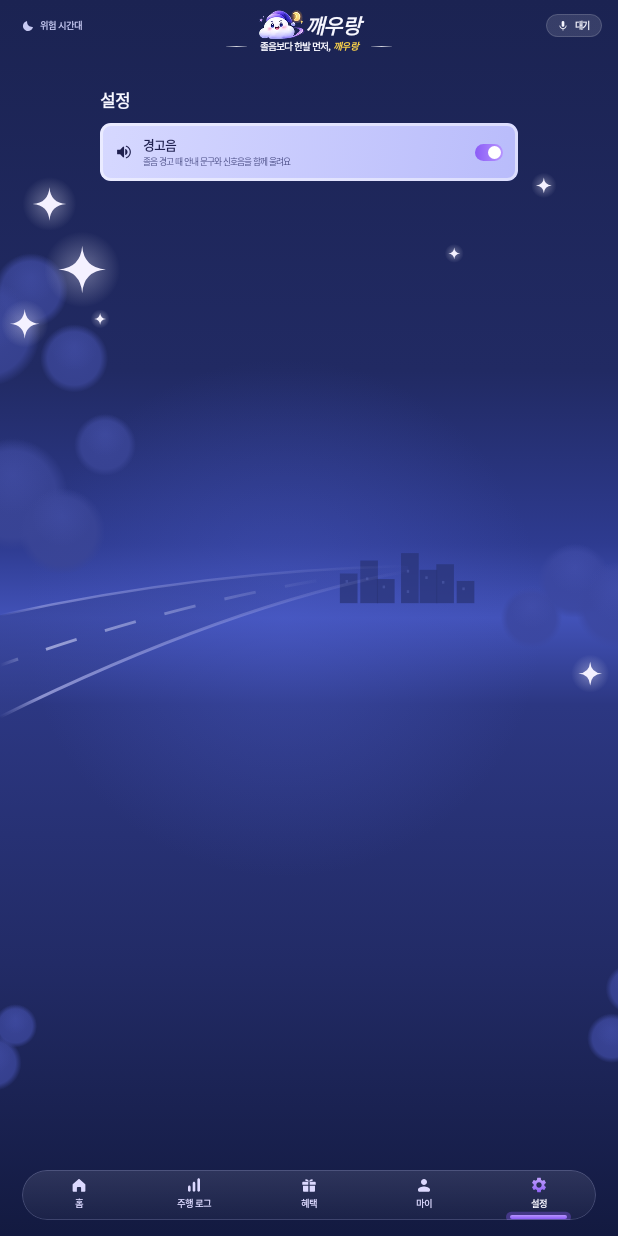
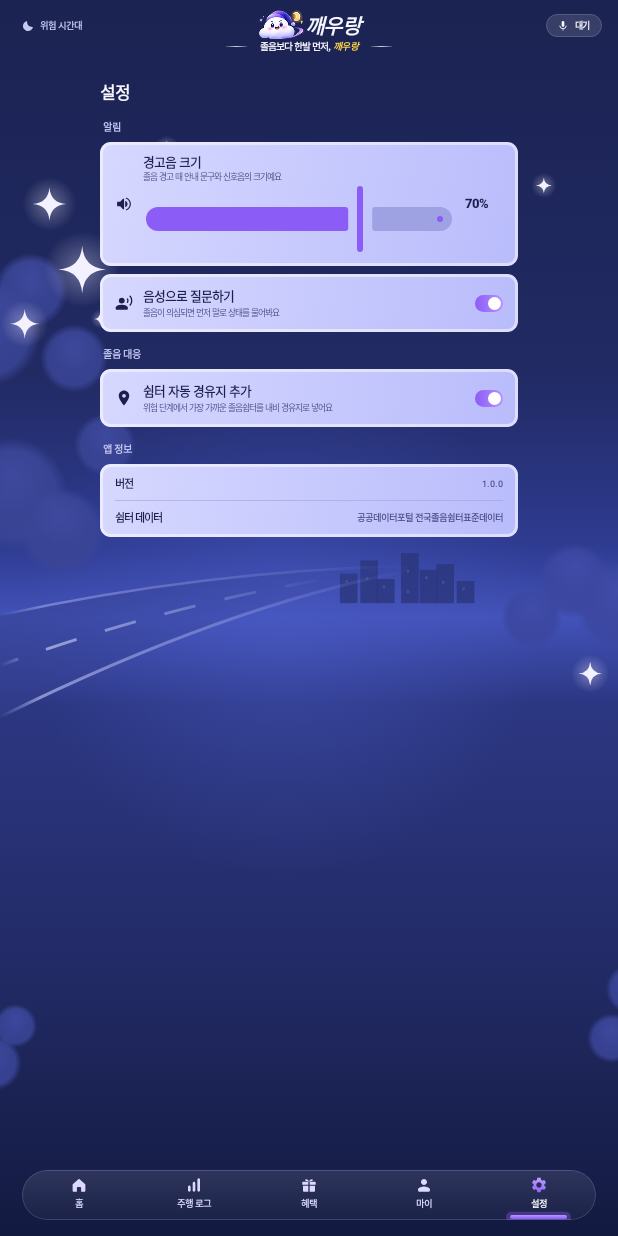
Before and after one commit to Sleep-Reaper/KkaeU-rang, an Android app built with Jetpack Compose: the @Preview function PreviewSplitHome, item 5 of the bottom bar chosen, on a phone screen of 412 x 824 dp. Run offline under Robolectric (Android 15) with nearby library versions, the phone set to English and light mode, and no system bars.

Commit message:
feat: 마이·설정 탭 임시 화면 추가

```diff
--- a/app/src/main/java/com/sleepreaper/kkaeurang/ui/screens/KkaeuApp.kt
+++ b/app/src/main/java/com/sleepreaper/kkaeurang/ui/screens/KkaeuApp.kt
@@ -164,7 +164,7 @@ private fun MainFrame(
                 KkaeuTab.DRIVE_LOG -> DriveLogTab(state.driveLog)
                 KkaeuTab.BENEFITS -> BenefitsTab(state.totalPoints, state.benefits)
                 KkaeuTab.SETTINGS -> SettingsTab(state.warningSoundOn, actions::onToggleWarningSound)
-                KkaeuTab.MY -> ComingSoonTab(tab)
+                KkaeuTab.MY -> MyTab()
             }
             // 창문·찬바람 안내 ("창문을 조금 열었어요", "원래대로 닫았어요"): 어느 탭에서든 본문 맨 아래에 잠깐.
             // 홈에서는 "현재 주행 로그" 카드 글씨를 가리지 않도록 카드와 하단 탭 사이 빈 곳에 걸치게 둔다
--- a/app/src/main/java/com/sleepreaper/kkaeurang/ui/screens/TabScreens.kt
+++ b/app/src/main/java/com/sleepreaper/kkaeurang/ui/screens/TabScreens.kt
@@ -1,17 +1,28 @@
 package com.sleepreaper.kkaeurang.ui.screens
 
+import androidx.annotation.DrawableRes
 import androidx.compose.foundation.layout.Arrangement
 import androidx.compose.foundation.layout.Column
 import androidx.compose.foundation.layout.Row
 import androidx.compose.foundation.layout.Spacer
 import androidx.compose.foundation.layout.fillMaxSize
+import androidx.compose.foundation.layout.fillMaxWidth
 import androidx.compose.foundation.layout.height
 import androidx.compose.foundation.layout.padding
 import androidx.compose.foundation.layout.width
 import androidx.compose.foundation.layout.wrapContentWidth
+import androidx.compose.foundation.rememberScrollState
 import androidx.compose.foundation.selection.toggleable
+import androidx.compose.foundation.verticalScroll
+import androidx.compose.material3.Slider
+import androidx.compose.material3.SliderDefaults
 import androidx.compose.material3.Text
 import androidx.compose.runtime.Composable
+import androidx.compose.runtime.getValue
+import androidx.compose.runtime.mutableFloatStateOf
+import androidx.compose.runtime.mutableStateOf
+import androidx.compose.runtime.remember
+import androidx.compose.runtime.setValue
 import androidx.compose.ui.Alignment
 import androidx.compose.ui.Modifier
 import androidx.compose.ui.graphics.Brush
@@ -19,6 +30,7 @@ import androidx.compose.ui.graphics.Color
 import androidx.compose.ui.res.stringResource
 import androidx.compose.ui.semantics.Role
 import com.sleepreaper.kkaeurang.R
+import com.sleepreaper.kkaeurang.ui.components.CardRule
 import com.sleepreaper.kkaeurang.ui.components.KGradientIcon
 import com.sleepreaper.kkaeurang.ui.components.KIcon
 import com.sleepreaper.kkaeurang.ui.components.KkaeuSwitch
@@ -50,37 +62,160 @@ fun ComingSoonTab(tab: KkaeuTab, modifier: Modifier = Modifier) {
     }
 }
 
-/** 설정 탭: 지금은 경고음 켜고 끄기 하나 */
+/**
+ * 설정 탭.
+ *
+ * [알림] 경고음 크기 · 음성으로 질문하기
+ * [졸음 대응] 쉼터 자동 경유지 추가
+ * [앱 정보] 버전 · 쉼터 데이터 출처
+ *
+ * 경고음 켜고 끄기는 헤더 토글([warningSoundOn])에서 한다. 꺼져 있으면 크기 조절을 막는다.
+ * TODO(voice): 경고음 크기는 아직 화면에서만 바뀐다. 음성 모듈에 음량 설정이 생기면 연결한다.
+ * TODO(state): 음성 질문·쉼터 자동 추가 토글도 화면에서만 바뀐다 (탭을 나갔다 오면 처음 값으로).
+ */
 @Composable
 fun SettingsTab(warningSoundOn: Boolean, onToggleWarningSound: () -> Unit, modifier: Modifier = Modifier) {
     val d = LocalDesign.current
+    var volume by remember { mutableFloatStateOf(0.7f) }
+    var voiceAsk by remember { mutableStateOf(true) }
+    var autoRestStop by remember { mutableStateOf(true) }
+
     Column(
         modifier = modifier
             .fillMaxSize()
+            .verticalScroll(rememberScrollState())
             .wrapContentWidth()
             .width(d.dp(1000))
-            .padding(vertical = d.dp(60)),
-        verticalArrangement = Arrangement.spacedBy(d.dp(24)),
+            .padding(vertical = d.dp(40)),
+        verticalArrangement = Arrangement.spacedBy(d.dp(18)),
     ) {
         Text(stringResource(R.string.tab_settings), style = d.text(40, W.ExtraBold, KkaeuColors.TextPrimary))
+
+        SettingsSection("알림")
+        VolumeRow(
+            volume = volume,
+            enabled = warningSoundOn,
+            onVolumeChange = { volume = it },
+        )
+        ToggleRow(
+            icon = R.drawable.ic_ms_record_voice_over,
+            title = "음성으로 질문하기",
+            sub = "졸음이 의심되면 먼저 말로 상태를 물어봐요",
+            on = voiceAsk,
+            onToggle = { voiceAsk = !voiceAsk },
+        )
+
+        SettingsSection("졸음 대응")
+        ToggleRow(
+            icon = R.drawable.ic_k_location,
+            title = "쉼터 자동 경유지 추가",
+            sub = "위험 단계에서 가장 가까운 졸음쉼터를 내비 경유지로 넣어요",
+            on = autoRestStop,
+            onToggle = { autoRestStop = !autoRestStop },
+        )
+
+        SettingsSection("앱 정보")
+        InfoCard(
+            rows = listOf(
+                "버전" to "1.0.0",
+                "쉼터 데이터" to "공공데이터포털 전국졸음쉼터표준데이터",
+            ),
+        )
+    }
+}
+
+/** 섹션 제목 (카드 위 작은 글씨) */
+@Composable
+private fun SettingsSection(title: String) {
+    val d = LocalDesign.current
+    Text(
+        title,
+        style = d.text(24, W.Bold, KkaeuColors.TextSecondary),
+        modifier = Modifier.padding(start = d.dp(8), top = d.dp(14)),
+    )
+}
+
+/** 경고음 크기: 아이콘 + 제목·슬라이더 + 퍼센트 */
+@Composable
+private fun VolumeRow(volume: Float, enabled: Boolean, onVolumeChange: (Float) -> Unit) {
+    val d = LocalDesign.current
     Row(
         modifier = Modifier
+            .fillMaxWidth()
             .lavenderCard(d.dp(26))
-                .toggleable(value = warningSoundOn, role = Role.Switch, onValueChange = { onToggleWarningSound() })
-                .padding(horizontal = d.dp(36), vertical = d.dp(30)),
+            .padding(horizontal = d.dp(36), vertical = d.dp(26)),
         verticalAlignment = Alignment.CenterVertically,
     ) {
         KIcon(
-                if (warningSoundOn) R.drawable.ic_ms_volume_up else R.drawable.ic_ms_volume_off,
+            if (enabled && volume > 0f) R.drawable.ic_ms_volume_up else R.drawable.ic_ms_volume_off,
             d.dp(44),
             KkaeuColors.CardText,
         )
         Spacer(Modifier.width(d.dp(24)))
+        Column(Modifier.weight(1f)) {
+            Text("경고음 크기", style = d.text(30, W.ExtraBold, KkaeuColors.CardText))
+            Text(
+                if (enabled) "졸음 경고 때 안내 문구와 신호음의 크기예요" else "경고음이 꺼져 있어요 (화면 위 경고음 토글)",
+                style = d.text(21, W.Medium, KkaeuColors.CardTextSub),
+            )
+            Slider(
+                value = volume,
+                onValueChange = onVolumeChange,
+                enabled = enabled,
+                colors = SliderDefaults.colors(
+                    thumbColor = KkaeuColors.Accent,
+                    activeTrackColor = KkaeuColors.Accent,
+                    inactiveTrackColor = KkaeuColors.CardDivider,
+                ),
+            )
+        }
+        Spacer(Modifier.width(d.dp(24)))
+        Text(
+            if (enabled) "${(volume * 100).toInt()}%" else "-",
+            style = d.text(30, W.ExtraBold, KkaeuColors.CardText),
+            modifier = Modifier.width(d.dp(90)),
+        )
+    }
+}
+
+/** 켜고 끄는 줄: 아이콘 + 제목·설명 + 스위치 */
+@Composable
+private fun ToggleRow(@DrawableRes icon: Int, title: String, sub: String, on: Boolean, onToggle: () -> Unit) {
+    val d = LocalDesign.current
+    Row(
+        modifier = Modifier
+            .fillMaxWidth()
+            .lavenderCard(d.dp(26))
+            .toggleable(value = on, role = Role.Switch, onValueChange = { onToggle() })
+            .padding(horizontal = d.dp(36), vertical = d.dp(30)),
+        verticalAlignment = Alignment.CenterVertically,
+    ) {
+        KIcon(icon, d.dp(44), KkaeuColors.CardText)
+        Spacer(Modifier.width(d.dp(24)))
         Column(Modifier.weight(1f), verticalArrangement = Arrangement.spacedBy(d.dp(4))) {
-                Text(stringResource(R.string.main_warning_sound), style = d.text(30, W.ExtraBold, KkaeuColors.CardText))
-                Text(stringResource(R.string.settings_warning_sound_sub), style = d.text(21, W.Medium, KkaeuColors.CardTextSub))
+            Text(title, style = d.text(30, W.ExtraBold, KkaeuColors.CardText))
+            Text(sub, style = d.text(21, W.Medium, KkaeuColors.CardTextSub))
         }
-            KkaeuSwitch(warningSoundOn)
+        KkaeuSwitch(on)
+    }
+}
+
+/** 이름 · 값 줄 목록 */
+@Composable
+private fun InfoCard(rows: List<Pair<String, String>>) {
+    val d = LocalDesign.current
+    Column(
+        modifier = Modifier
+            .fillMaxWidth()
+            .lavenderCard(d.dp(26))
+            .padding(horizontal = d.dp(36), vertical = d.dp(8)),
+    ) {
+        rows.forEachIndexed { i, (name, value) ->
+            if (i > 0) CardRule()
+            Row(Modifier.padding(vertical = d.dp(22)), verticalAlignment = Alignment.CenterVertically) {
+                Text(name, style = d.text(26, W.ExtraBold, KkaeuColors.CardText), modifier = Modifier.weight(1f))
+                Text(value, style = d.text(22, W.SemiBold, KkaeuColors.CardTextSub))
             }
         }
     }
+}
```
Also changed, not shown: app/src/main/java/com/sleepreaper/kkaeurang/ui/preview/MySettingsPreviews.kt (added, +35 -0 lines), app/src/main/java/com/sleepreaper/kkaeurang/ui/screens/MyTab.kt (added, +148 -0 lines). Lines whose indentation alone changed are shown as unchanged.
